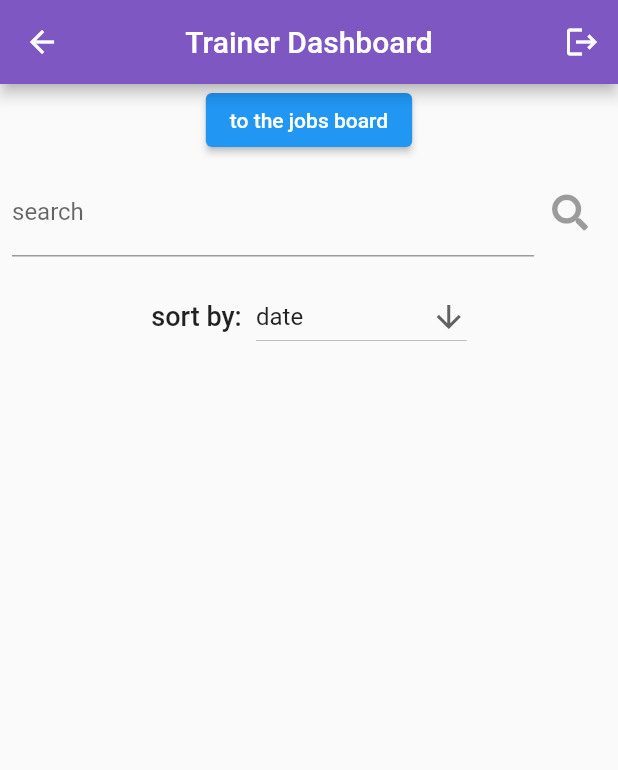
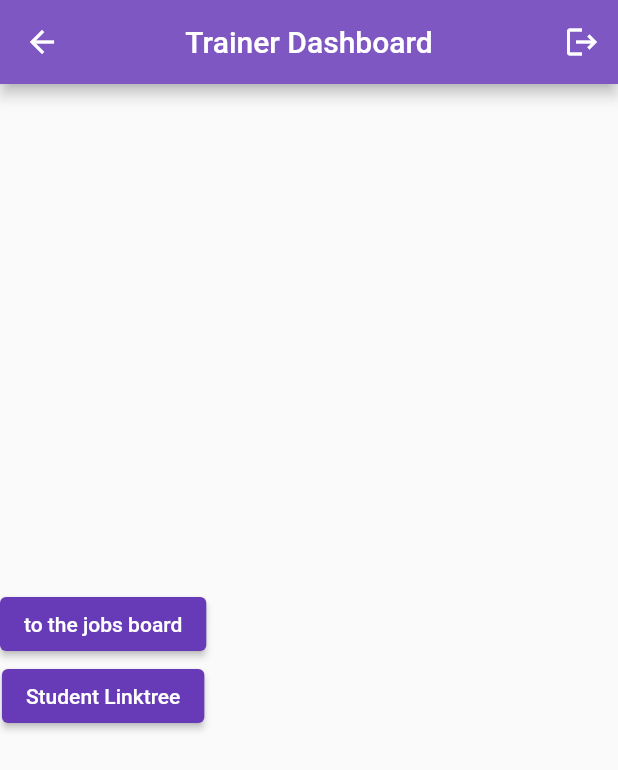
Before and after one commit to hooshyar/wecode_21_22_3_2, a Flutter app: the TrainersScreenView screen opened by its route, on a phone screen of 412 x 824 dp. Shown: the top 770 px of the screen. Run offline on Flutter 3.47's test engine with Material 2 defaults, Android fonts, the phone set to English and light mode, and no system bars; our stand-ins replace cloud_firestore, firebase_auth, firebase_core, firebase_storage, font_awesome_flutter, google_fonts and 1 more; accounts and stored records are empty.

Commit message:
Create Linktree Screen View

```diff
--- a/lib/src/app.dart
+++ b/lib/src/app.dart
@@ -9,6 +9,7 @@ import 'package:wecode_2021/src/privacy_policy/privacy_policy_screen.dart';
 import 'package:wecode_2021/src/profile_screens/create_profile_screen.dart';
 import 'package:wecode_2021/src/registeration_screen/register_screen.dart';
 import 'package:wecode_2021/src/student_dashboard/student_dashboard.dart';
+import 'package:wecode_2021/src/student_screen/student_linktree_view.dart';
 import 'package:wecode_2021/src/student_screen/student_screen_view.dart';
 import 'package:wecode_2021/src/trainers_screen/trainers_screen_view.dart';
 import 'package:wecode_2021/src/widgets/auth_handler.dart';
@@ -33,7 +34,7 @@ class AppView extends StatelessWidget {
       initialRoute: '/',
       // initialRoute: '/trainersScreen',
       routes: {
-        '/': (context) =>  ListOfJobsScreen(), //this was the Auth handler
+        '/': (context) => TrainersScreenView(), //this was the Auth handler
         '/login': (context) => const LoginScreen(),
         '/register': (context) => const RegisterScreen(),
         '/createProfileScreen': (context) => CreateProfileScreen(),
--- a/lib/src/jobs_screen/jobs_board_screen.dart
+++ b/lib/src/jobs_screen/jobs_board_screen.dart
@@ -23,6 +23,7 @@ class _job_screenState extends State<job_screen> {
   @override
   Widget build(BuildContext context) {
     return Scaffold(
+
       body: _screens[_currentIndex],
       bottomNavigationBar: BottomNavigationBar(
         currentIndex: _currentIndex,
--- a/lib/src/trainers_screen/trainers_screen_view.dart
+++ b/lib/src/trainers_screen/trainers_screen_view.dart
@@ -6,6 +6,7 @@ import 'package:wecode_2021/src/data_models/general_user.dart';
 import 'package:wecode_2021/src/jobs_screen/jobs_board_screen.dart';
 import 'package:wecode_2021/src/services/auth_service.dart';
 import 'package:wecode_2021/src/services/firestore_service.dart';
+import 'package:wecode_2021/src/student_screen/student_linktree_view.dart';
 import 'package:wecode_2021/src/student_screen/student_screen_view.dart';
 
 class TrainersScreenView extends StatefulWidget {
@@ -16,18 +17,8 @@ class TrainersScreenView extends StatefulWidget {
 }
 
 class _TrainersScreenViewState extends State<TrainersScreenView> {
-  final FirestoreService _firestoreService = FirestoreService();
+  @override
 
-  TextEditingController _searchController = TextEditingController();
-  String? theSearch;
-  String dropdownValue = 'date'; //bootcoamp name
-  bool canSearch = false;
-
-  @override
-  void initState() {
-    canSearch = false;
-    super.initState();
-  }
 
   @override
   Widget build(BuildContext context) {
@@ -42,9 +33,12 @@ class _TrainersScreenViewState extends State<TrainersScreenView> {
             onPressed: () {
               Provider.of<AuthService>(context, listen: false).logOut();
             },
-            icon: Icon(Icons.logout)),
+            icon: Icon(Icons.logout)
+            ),
       ]),
       body: Column(
+        mainAxisAlignment: MainAxisAlignment.center,
+        crossAxisAlignment: CrossAxisAlignment.center,
         children: [
           ElevatedButton(
               onPressed: () {
@@ -55,166 +49,32 @@ class _TrainersScreenViewState extends State<TrainersScreenView> {
                   ),
                 );
               },
-              child: Text('to the jobs board')),
-          Padding(
-            padding: const EdgeInsets.all(8.0),
-            child: Row(
-              children: [
-                Expanded(
-                  child: TextField(
-                    controller: _searchController,
-                    decoration: InputDecoration(
-                        label: Text('search'), hintText: 'name'),
-                    onChanged: (value) {
-                      if (value.length < 1) {
-                        setState(() {
-                          canSearch = false;
-                          debugPrint(canSearch.toString());
-                        });
-                      } else {
-                        setState(() {
-                          canSearch = true;
-                          debugPrint(canSearch.toString());
-                        });
-                      }
-                    },
+              child: Text('to the jobs board'),
+
+              style: ElevatedButton.styleFrom(
+                primary: Colors.deepPurple,
+              ),
+              ),
+
+              ElevatedButton(
+              onPressed: () {
+                Navigator.push(
+                  context,
+                  MaterialPageRoute(
+                    builder: (context) => StudentLinktreeView(),
                   ),
-                ),
-                IconButton(
-                  onPressed: canSearch == true
-                      ? whatShouldIDO
-                      : null, //if cansearch true return something, else return null
-                  icon: FaIcon(FontAwesomeIcons.search),
-                )
-              ],
-            ),
-          ),
-          Padding(
-            padding: const EdgeInsets.all(8.0),
-            child: Row(
-              mainAxisAlignment: MainAxisAlignment.center,
-              children: [
-                Text(
-                  'sort by: ',
-                  style: Theme.of(context).textTheme.bodyText1,
-                ),
-                SizedBox(
-                  width: 5,
-                ),
-                DropdownButton<String>(
-                  value: dropdownValue,
-                  icon: const Icon(Icons.arrow_downward),
-                  elevation: 16,
-                  onChanged: (String? newValue) {
-                    setState(() {
-                      dropdownValue = newValue!;
-                    });
-                  },
-                  items: <String>['date', 'bootcamp name']
-                      .map<DropdownMenuItem<String>>((String value) {
-                    return DropdownMenuItem<String>(
-                      value: value,
-                      child: Text(value),
-                    );
-                  }).toList(),
-                ),
-              ],
-            ),
-          ),
-          Expanded(
-            child: Container(
-              child: StreamBuilder<List<GeneralUser>>(
-                stream: _firestoreService.streamOfGeneralUsers(
-                    name: theSearch, sortby: dropdownValue),
-                builder: (context, snapshot) {
-                  if (!snapshot.hasData) {
-                    return LinearProgressIndicator();
-                  } else if (snapshot.hasError) {
-                    return Text(snapshot.error.toString());
-                  }
-                  return GridView.builder(
-                      itemCount: snapshot.data!.length,
-                      gridDelegate: SliverGridDelegateWithFixedCrossAxisCount(
-                          crossAxisCount:
-                              MediaQuery.of(context).size.width < 500 ? 2 : 4),
-                      itemBuilder: (context, index) {
-                        return PersonCardWidget(theUser: snapshot.data![index]);
-                      });
-                },
+                );
+              },
+              child: Text('Student Linktree'),
+
+              style: ElevatedButton.styleFrom(
+                primary: Colors.deepPurple,
               ),
-            ),
-          ),
-        ],
-      ),
+              ),
+
+        ]
+    ),
     );
   }
 
-  whatShouldIDO() {
-    setState(() {
-      theSearch = _searchController.value.text;
-    });
-  }
 }
-
-class PersonCardWidget extends StatelessWidget {
-  const PersonCardWidget({
-    Key? key,
-    required this.theUser,
-  }) : super(key: key);
-
-  final GeneralUser theUser;
-
-  @override
-  Widget build(BuildContext context) {
-    return Card(
-      // color: Colors.black,
-      elevation: 12,
-      child: GestureDetector(
-        onTap: () {
-          Navigator.push(
-              context,
-              MaterialPageRoute(
-                  builder: (context) => StudentScreen(
-                        generalUser: theUser,
-                      )));
-        },
-        child: Container(
-          // color: Colors.red,
-          child: Column(
-            mainAxisAlignment: MainAxisAlignment.spaceAround,
-            children: [
-              SizedBox(height: 4),
-              CircleAvatar(
-                radius: 70,
-                backgroundColor: Theme.of(context).primaryColor,
-                backgroundImage: NetworkImage(theUser.imgUrl ??
-                    'https://researcher.almojam.org/api/assets/unknown.jpg'),
-              ),
-              Container(
-                child: Column(
-                  // crossAxisAlignment: CrossAxisAlignment.start,
-                  // mainAxisAlignment: MainAxisAlignment.start,
-                  children: [
-                    Text(
-                      theUser.name ?? 'no name',
-                      style: TextStyle(
-                        fontWeight: FontWeight.w600,
-                      ),
-                    ),
-                    SizedBox(height: 3),
-                    Text(
-                      'the text',
-                      style: TextStyle(
-                        fontWeight: FontWeight.w500,
-                      ),
-                    ),
-                  ],
-                ),
-              ),
-            ],
-          ),
-        ),
-      ),
-    );
-  }
-}
```
Also changed, not shown: lib/src/student_screen/student_linktree_view.dart (added, +217 -0 lines).
